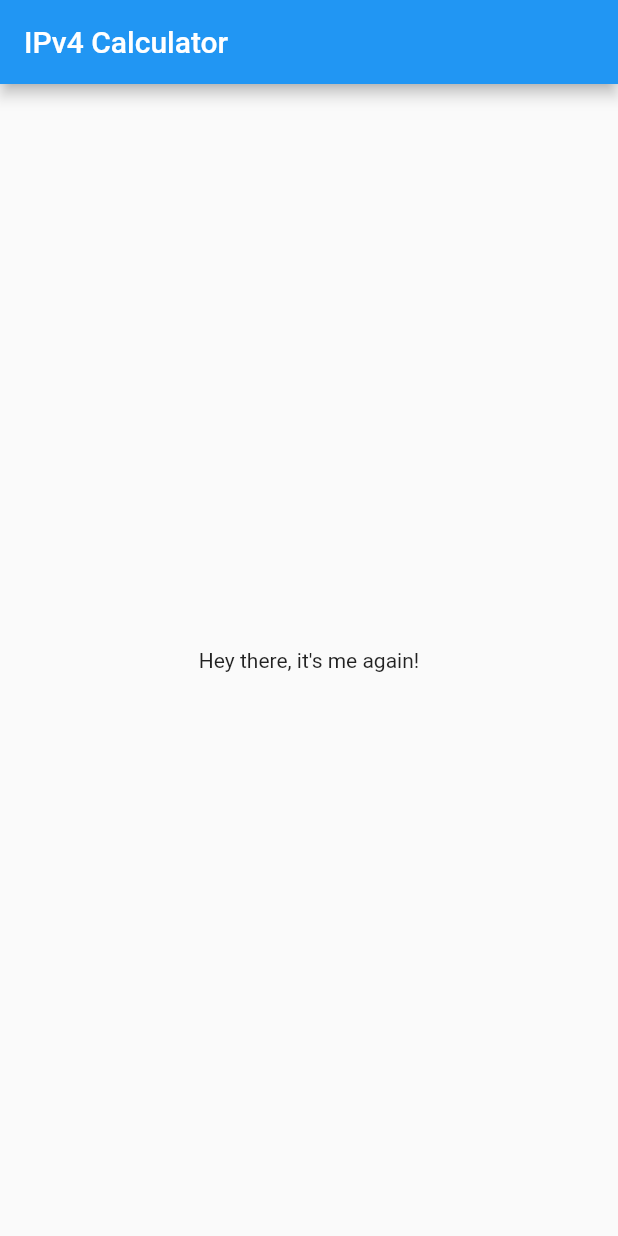
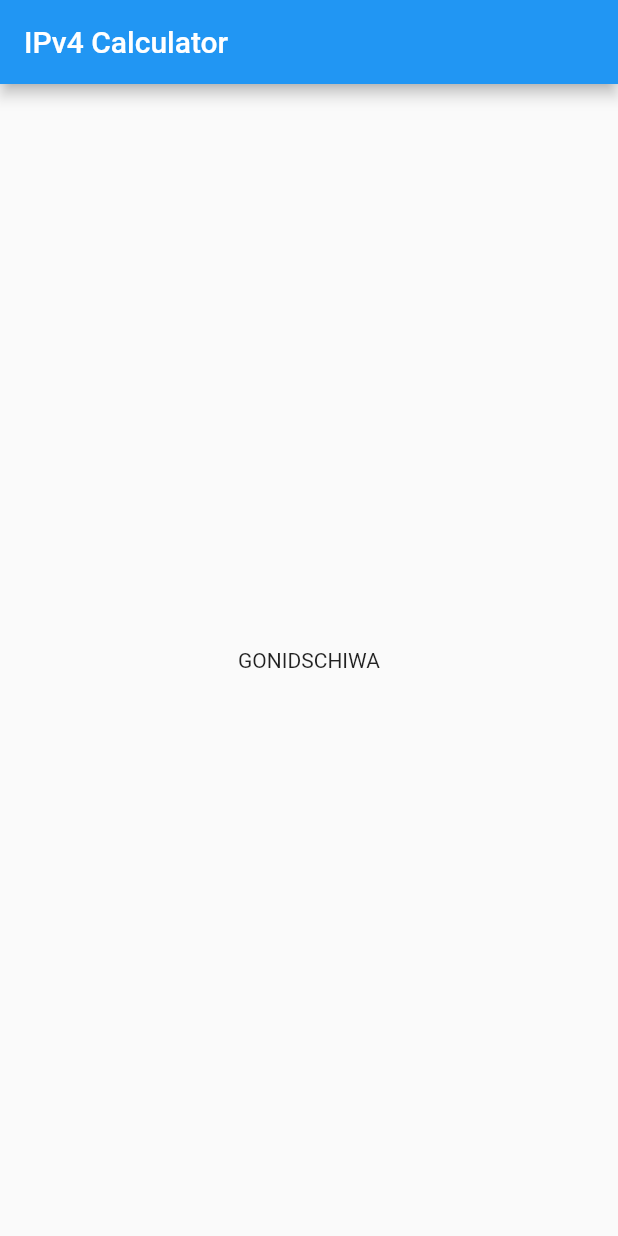
Before and after one commit to HeavyTobi/ipv4-calculator, a Flutter app: the screen it shows after launch, on a phone screen of 412 x 824 dp. Run offline on Flutter 3.47's test engine with Material 2 defaults, Android fonts, the phone set to English and light mode, and no system bars; drawn by our look-alikes of flutter_platform_widgets.

Commit message:
use flutter platform library

```diff
--- a/lib/basic-app/base-app.dart
+++ b/lib/basic-app/base-app.dart
@@ -1,32 +1,23 @@
-import 'dart:io';
-
+import 'package:IPv4Calculator/ui/basic-scaffold.dart';
 import 'package:flutter/cupertino.dart';
 import 'package:flutter/material.dart';
-
-import '../ui/basic-scaffold.dart';
+import 'package:flutter_platform_widgets/flutter_platform_widgets.dart';
 
 class BaseApp extends StatelessWidget {
   @override
   Widget build(BuildContext context) {
     final String title = 'IPv4 Calculator';
 
-    return Platform.isIOS
-        ? CupertinoApp(
+    return PlatformApp(
       title: title,
-            home: BasicScaffold(
-              title: title,
-            ),
-          )
-        : MaterialApp(
-            title: title,
+      android: (_) => MaterialAppData(
           theme: ThemeData(
-              primarySwatch: Colors.blue,
-              visualDensity: VisualDensity.adaptivePlatformDensity,
+            primarySwatch: Colors.red,
           ),
           darkTheme: ThemeData.dark(),
-            home: BasicScaffold(
-              title: title,
         ),
+      ios: (_) => CupertinoAppData(),
+      home: BasicScaffold(title),
     );
   }
 }
--- a/lib/content/base-content.dart
+++ b/lib/content/base-content.dart
@@ -1,12 +1,15 @@
 import 'package:flutter/cupertino.dart';
+import 'package:flutter/material.dart';
+import 'package:flutter_platform_widgets/flutter_platform_widgets.dart';
 
 class BaseContent extends StatelessWidget {
   @override
   Widget build(BuildContext context) {
-    // TODO: implement build
     return Container(
       child: Center(
-        child: Text('Hey there, it\'s me again!'),
+        child: PlatformText(
+          'Gonidschiwa',
+        ),
       ),
     );
   }
--- a/lib/main.dart
+++ b/lib/main.dart
@@ -1,7 +1,6 @@
+import 'package:flutter/cupertino.dart';
 import 'package:flutter/material.dart';
 
 import 'basic-app/base-app.dart';
 
-void main() {
-  runApp(BaseApp());
-}
+void main() => runApp(BaseApp());
--- a/lib/ui/basic-scaffold.dart
+++ b/lib/ui/basic-scaffold.dart
@@ -1,28 +1,27 @@
-import 'dart:io';
-
 import 'package:IPv4Calculator/content/base-content.dart';
+import 'package:IPv4Calculator/util/os-util.dart';
 import 'package:flutter/cupertino.dart';
 import 'package:flutter/material.dart';
+import 'package:flutter_platform_widgets/flutter_platform_widgets.dart';
 
 class BasicScaffold extends StatelessWidget {
-  BasicScaffold({Key key, this.title}) : super(key: key);
+  BasicScaffold(this.title, {Key key}) : super(key: key);
 
   final String title;
 
   @override
   Widget build(BuildContext context) {
-    return Platform.isIOS
-        ? CupertinoPageScaffold(
-            navigationBar: CupertinoNavigationBar(
-              middle: Text(title),
-            ),
-            child: BaseContent(),
-          )
-        : Scaffold(
-            appBar: AppBar(
-              title: Text('IPv4 Calculator'),
-            ),
-            body: BaseContent(),
-          );
+    return DefaultTextStyle(
+      style: OsUtil.isMacOrIOS()
+          ? CupertinoTheme.of(context).textTheme.textStyle
+          : Theme.of(context).textTheme.bodyText1,
+      child: PlatformScaffold(
+        appBar: PlatformAppBar(
+          title: Text(title),
+        ),
+        iosContentPadding: false,
+        body: BaseContent(),
+      ),
+    );
   }
 }
--- /dev/null
+++ b/lib/util/os-util.dart
@@ -0,0 +1,5 @@
+import 'dart:io';
+
+class OsUtil {
+  static bool isMacOrIOS() => Platform.isIOS || Platform.isMacOS;
+}
--- a/pubspec.yaml
+++ b/pubspec.yaml
@@ -28,6 +28,8 @@ dependencies:
   # The following adds the Cupertino Icons font to your application.
   # Use with the CupertinoIcons class for iOS style icons.
   cupertino_icons: ^0.1.3
+
+  flutter_platform_widgets: ^0.50.0
 
 dev_dependencies:
   flutter_test:
```
Also changed, not shown: pubspec.lock. Lines whose indentation alone changed are shown as unchanged.
